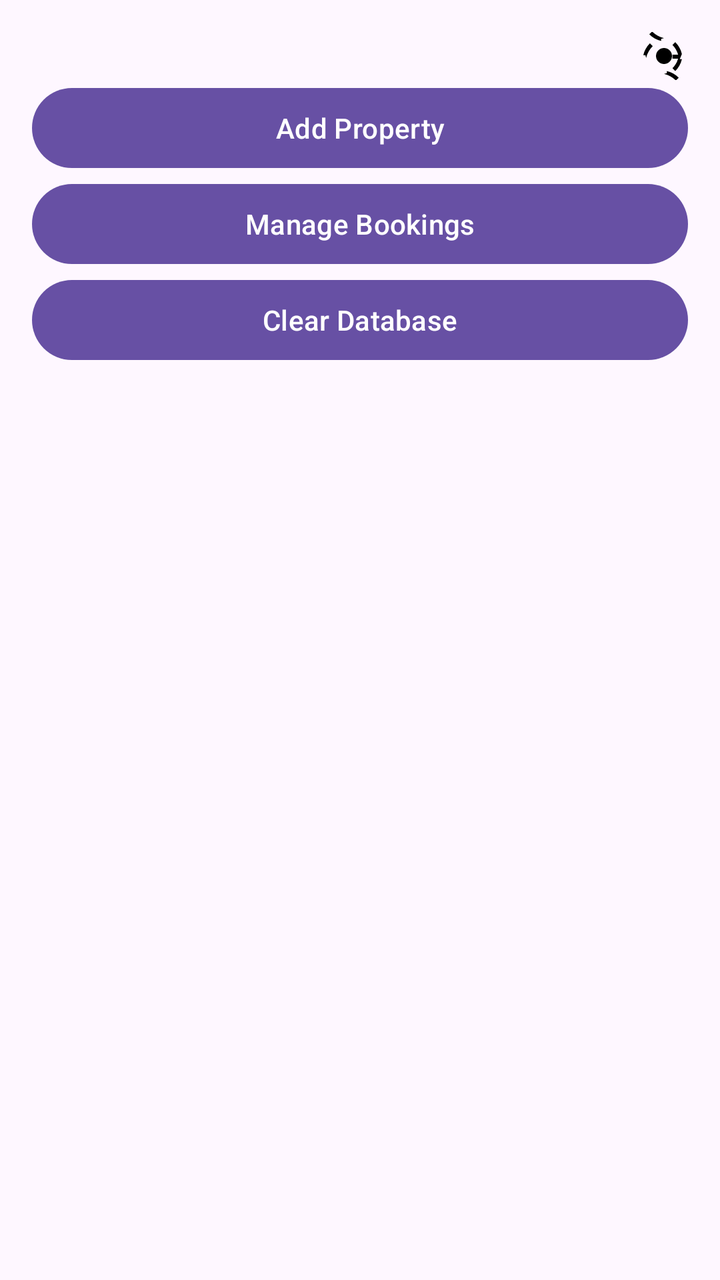
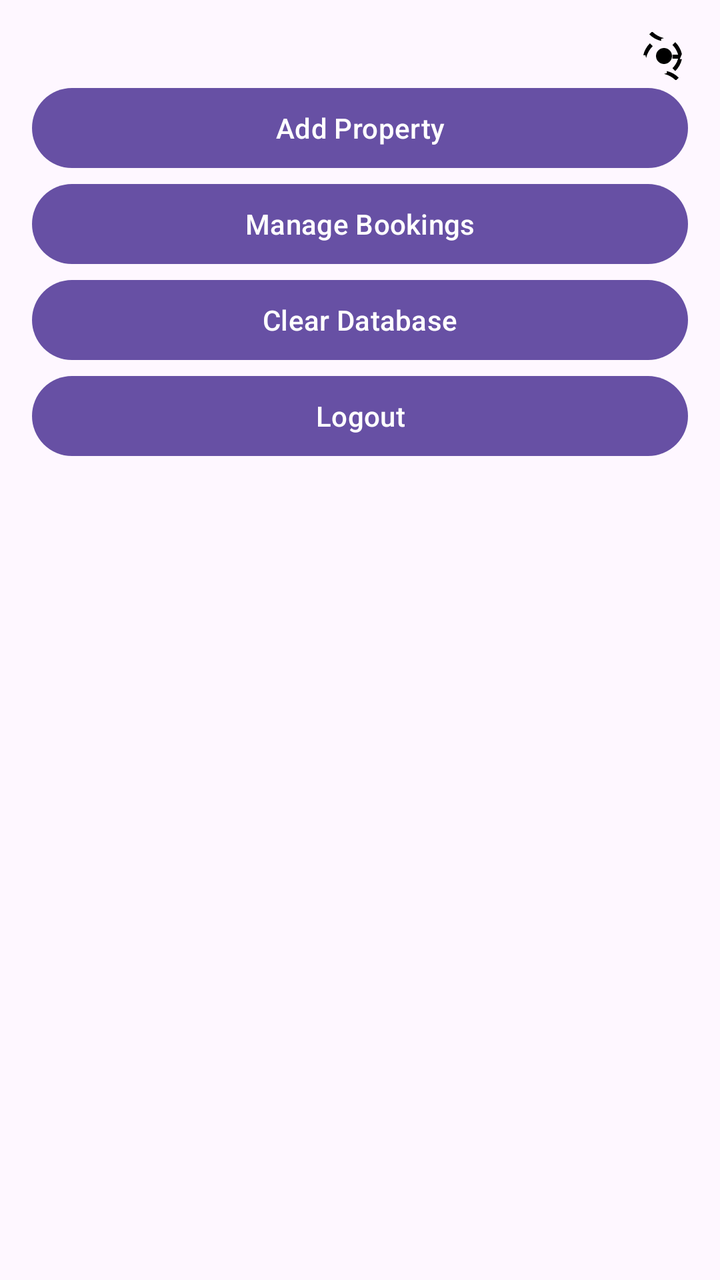

Screens rendered from an Android XML layout before and after an edit, with the pre-edit source and the edit as a unified diff.
<!-- AndroidManifest.xml: application theme Theme.RENDBB -->
<!-- res/layout/activity_manager_dashboard.xml -->
<LinearLayout
    xmlns:android="http://schemas.android.com/apk/res/android"
    android:layout_width="match_parent"
    android:layout_height="match_parent"
    android:orientation="vertical"
    android:padding="16dp">

    
    <ImageButton
        android:id="@+id/preferencesGear"
        android:layout_width="wrap_content"
        android:layout_height="wrap_content"
        android:layout_gravity="end"
        android:background="?attr/selectableItemBackgroundBorderless"
        android:contentDescription="@string/preferences"
        android:src="@drawable/ic_settings" />

    
    <Button
        android:id="@+id/addPropertyButton"
        android:layout_width="match_parent"
        android:layout_height="wrap_content"
        android:text="@string/add_property" />

    <Button
        android:id="@+id/manageBookingsButton"
        android:layout_width="match_parent"
        android:layout_height="wrap_content"
        android:text="@string/manage_bookings" />

    <Button
        android:id="@+id/clearDatabaseButton"
        android:layout_width="match_parent"
        android:layout_height="wrap_content"
        android:text="Clear Database" />

    
    <androidx.recyclerview.widget.RecyclerView
        android:id="@+id/propertiesRecyclerView"
        android:layout_width="match_parent"
        android:layout_height="match_parent"
        android:layout_marginTop="16dp" />
</LinearLayout>
<!-- resources referenced by this layout -->
<resources>
  <!-- drawable ic_settings (drawable) -->
  <vector xmlns:android="http://schemas.android.com/apk/res/android"
      android:width="24dp"
      android:height="24dp"
      android:viewportWidth="24.0"
      android:viewportHeight="24.0">
      <path
          android:fillColor="#000000"
          android:pathData="M12,8c-2.21,0 -4,1.79 -4,4s1.79,4 4,4 4,-1.79 4,-4 -1.79,-4 -4,-4zM20.94,11c-0.5,-2.28 -1.7,-4.32 -3.31,-5.94l-1.41,1.41c1.34,1.34 2.33,3.01 2.83,4.83h-2.83v2h2.83c-0.5,1.82 -1.49,3.49 -2.83,4.83l1.41,1.41c1.61,-1.61 2.81,-3.65 3.31,-5.94h-1.06zM3.06,13c0.5,-2.28 1.7,-4.32 3.31,-5.94l-1.41,-1.41c-1.61,1.61 -2.81,3.65 -3.31,5.94h1.06zM8,12c0,2.21 1.79,4 4,4s4,-1.79 4,-4 -1.79,-4 -4,-4 -4,1.79 -4,4zM12,3.06c-2.28,-0.5 -4.32,-1.7 -5.94,-3.31l-1.41,1.41c1.61,1.61 3.65,2.81 5.94,3.31v-1.06zM12,20.94c2.28,0.5 4.32,1.7 5.94,3.31l1.41,-1.41c-1.61,-1.61 -3.65,-2.81 -5.94,-3.31v1.06z"/>
  </vector>
  <string name="add_property">Add Property</string>
  <string name="manage_bookings">Manage Bookings</string>
  <string name="preferences">Preferences</string>
  <style name="Theme.RENDBB" parent="Base.Theme.RENDBB" />
  <style name="Base.Theme.RENDBB" parent="Theme.Material3.DayNight.NoActionBar">
          
          
      </style>
</resources>

<!-- the commit's change to res/layout/activity_manager_dashboard.xml (unified diff, before → after) -->
@@ -34,6 +34,12 @@
         android:layout_height="wrap_content"
         android:text="Clear Database" />
 
+    <Button
+        android:id="@+id/logoutButton"
+        android:layout_width="match_parent"
+        android:layout_height="wrap_content"
+        android:text="Logout" />
+
     
     <androidx.recyclerview.widget.RecyclerView
         android:id="@+id/propertiesRecyclerView"
